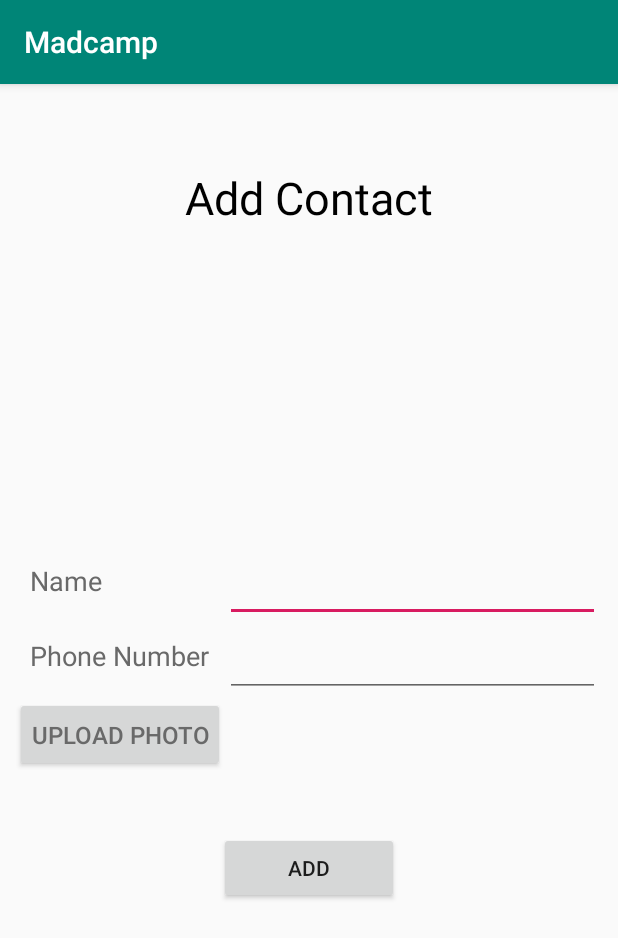
After one commit to suplookie/Madcamp3, an Android app: the Add_Contact_Activity screen opened directly, with no data from a screen before it, on a phone screen of 412 x 824 dp. The commit adds this screen. Shown: the top 938 px of the screen. Run offline under Robolectric (Android 15) with nearby library versions, the phone set to English and light mode, and no system bars; libraries missing offline, so code that uses them is left out: com.gun0912.tedpermission.

```diff
--- a/app/src/main/java/com/example/madcamp/ThirdFragment.java
+++ b/app/src/main/java/com/example/madcamp/ThirdFragment.java
@@ -12,4 +12,6 @@ public class ThirdFragment extends Fragment {
         fragment.setArguments(args);
         return new ThirdFragment();
     }
+
+
 }
--- /dev/null
+++ b/app/src/main/res/layout/activity_add__contact_.xml
@@ -0,0 +1,86 @@
+<?xml version="1.0" encoding="utf-8"?>
+<RelativeLayout xmlns:android="http://schemas.android.com/apk/res/android"
+    xmlns:app="http://schemas.android.com/apk/res-auto"
+    xmlns:tools="http://schemas.android.com/tools"
+    android:layout_width="match_parent"
+    android:layout_height="match_parent"
+    tools:context=".Add_Contact_Activity">
+
+        <TextView
+            android:layout_width="wrap_content"
+            android:layout_height="wrap_content"
+            android:layout_centerHorizontal="true"
+            android:layout_marginTop="40dp"
+            android:text="Add Contact"
+            android:id="@+id/AddContact"
+            android:textSize="30sp"
+            android:padding="15dp"
+            android:textColor="#000"/>
+
+        <TextView
+            android:layout_width="140dp"
+            android:layout_height="50dp"
+            android:layout_above="@+id/textPhoneNo"
+            android:layout_marginStart="10dp"
+            android:padding="10dp"
+            android:text="Name"
+            android:id="@+id/textName"
+            android:textSize="18sp"
+            android:textColor="#696969"/>
+
+        <TextView
+            android:layout_width="140dp"
+            android:layout_height="50dp"
+            android:layout_marginStart="10dp"
+            android:layout_centerVertical="true"
+            android:padding="10dp"
+            android:text="Phone Number"
+            android:id="@+id/textPhoneNo"
+            android:textSize="18sp"
+            android:textColor="#696969"/>
+
+        <Button
+            android:layout_width="140dp"
+            android:layout_height="50dp"
+            android:layout_below="@+id/textPhoneNo"
+            android:layout_marginStart="10dp"
+            android:padding="10dp"
+            android:text="Upload Photo"
+            android:id="@+id/uploadPhoto"
+            android:textSize="16sp"
+            android:textColor="#696969"/>
+
+        <EditText
+            android:layout_width="250dp"
+            android:layout_height="50dp"
+            android:layout_toEndOf="@+id/textName"
+            android:layout_above="@+id/intentPhoneNo"
+            android:id="@+id/intentName"
+            />
+
+        <EditText
+            android:layout_width="250dp"
+            android:layout_height="50dp"
+            android:layout_toEndOf="@+id/textPhoneNo"
+            android:layout_centerVertical="true"
+            android:id="@+id/intentPhoneNo"
+            />
+
+        <ImageView
+            android:layout_width="250dp"
+            android:layout_height="50dp"
+            android:layout_toEndOf="@+id/uploadPhoto"
+            android:layout_below="@+id/intentPhoneNo"
+            android:id="@+id/intentPhoto"
+            />
+
+        <Button
+            android:layout_width="120dp"
+            android:layout_height="wrap_content"
+            android:layout_centerHorizontal="true"
+            android:layout_below="@+id/uploadPhoto"
+            android:layout_marginTop="40dp"
+            android:id="@+id/add_contact"
+            android:text="Add"/>
+
+</RelativeLayout>
--- a/app/src/main/res/values/styles.xml
+++ b/app/src/main/res/values/styles.xml
@@ -17,4 +17,11 @@
 
     <style name="AppTheme.PopupOverlay" parent="ThemeOverlay.AppCompat.Light" />
 
+    <style name="MyAlertDialogStyle" parent="Theme.AppCompat.Light.DarkActionBar" layout_height="">
+        <item name="colorPrimary">@color/colorPrimary</item>
+        <item name="colorPrimaryDark">@color/colorPrimaryDark</item>
+        <item name="colorAccent">@color/colorAccent</item>
+        <item name="android:alertDialogTheme">@style/MyAlertDialogStyle</item>
+    </style>
+
 </resources>
```
Also changed, not shown: app/src/main/AndroidManifest.xml (+7 -6 lines), app/src/main/java/com/example/madcamp/Add_Contact_Activity.java (added, +240 -0 lines), app/src/main/java/com/example/madcamp/FirstFragment.java (+45 -34 lines), app/src/main/java/com/example/madcamp/RecyclerViewAdapter.java (+11 -4 lines), app/src/main/res/drawable/baseline_camera_black_18dp.png (added).
